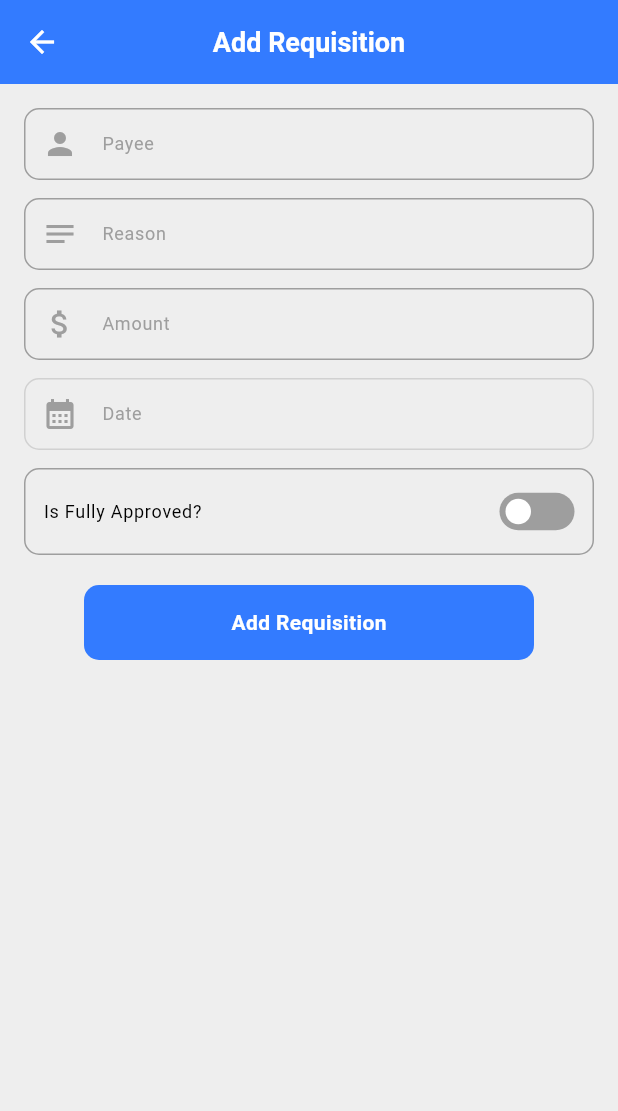
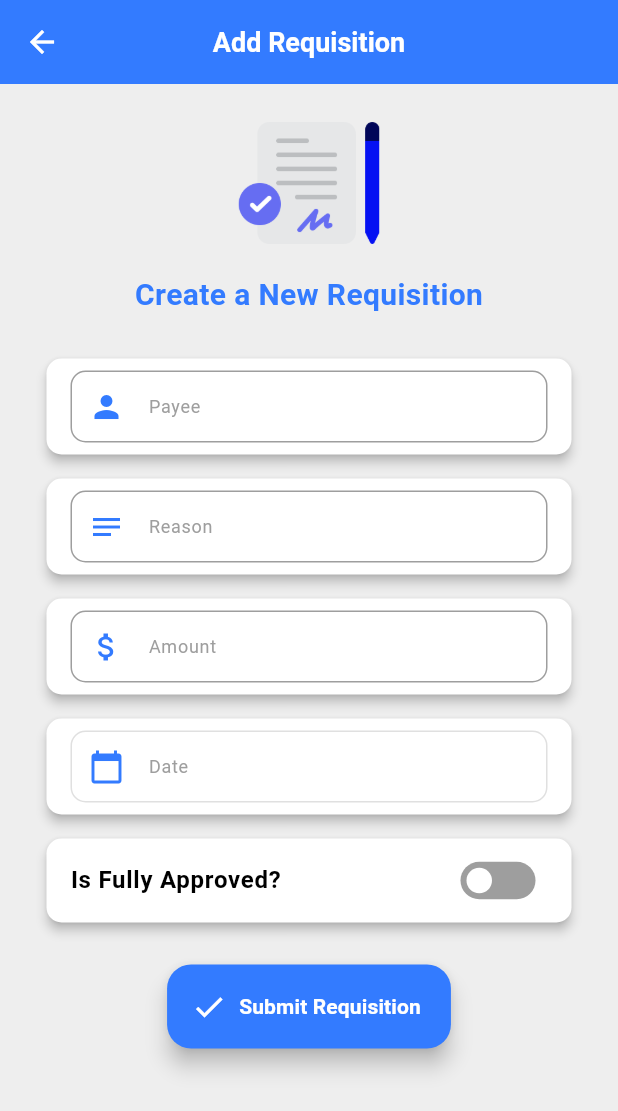
Before and after one commit to KumaloWilson/requisition_system, a Flutter app: the AddRequisition screen opened directly with empty values, on a phone screen of 412 x 824 dp. Shown: the top 1111 px of the screen. Run offline on Flutter 3.47's test engine with Material 3 defaults, Android fonts, the phone set to English and light mode, and no system bars; our stand-ins replace animated_splash_screen, cached_network_image, cloud_firestore, csc_picker, file_picker, firebase_auth and 12 more; missing offline and left inert: animated_introduction, dart:html, extended_phone_number_input, image_stack; accounts and stored records are empty.

Commit message:
add requisition screen

```diff
--- a/lib/core/constants/local_image_constants.dart
+++ b/lib/core/constants/local_image_constants.dart
@@ -1,4 +1,5 @@
 class LocalImageConstants {
   static const String logo = 'assets/images/logo.png';
   static const String addUser = 'assets/images/add_user.png';
+  static const String addRequisition = 'assets/images/add_requisition.png';
 }
--- a/lib/features/shift/pages/add_user_shift.dart
+++ b/lib/features/shift/pages/add_user_shift.dart
@@ -2,11 +2,13 @@ import 'package:flutter/material.dart';
 import 'package:intl/intl.dart';
 import 'package:firebase_auth/firebase_auth.dart';
 import 'package:req_sys_finale/core/constants/color_constants.dart';
+import 'package:req_sys_finale/core/constants/local_image_constants.dart';
 import 'package:req_sys_finale/custom_widgets/custom_button/general_button.dart';
 import 'package:req_sys_finale/custom_widgets/custom_switch/custom_switch.dart';
 import 'package:req_sys_finale/custom_widgets/text_fields/custom_text_field.dart';
 import 'package:req_sys_finale/features/home/model/requisition.dart';
 import 'package:req_sys_finale/features/manage_profile/models/user_profile.dart';
+import '../../../core/constants/dimensions.dart';
 import '../../workers/helper/add_user_helper.dart';
 import '../helpers/shift_helpers.dart';
 
@@ -46,64 +48,134 @@ class _AddRequisitionState extends State<AddRequisition> {
       ),
       body: Padding(
         padding: const EdgeInsets.all(16.0),
-        child: ListView(
+        child: Row(
+          mainAxisAlignment: MainAxisAlignment.center,
           children: [
-            CustomTextField(
-              controller: _payeeController,
-              labelText: 'Payee',
-              prefixIcon: const Icon(Icons.person, color: Colors.grey),
+            Container(
+              width: Dimensions.isSmallScreen ? 350 : 500,
+              child: Column(
+                crossAxisAlignment: CrossAxisAlignment.center,
+                children: [
+                  // Hero Image or Banner
+                  Center(
+                    child: Column(
+                      children: [
+                        Image.asset(
+                          LocalImageConstants.addRequisition,
+                          width: 100,
+                          height: 100,
                         ),
-            const SizedBox(height: 12),
-            CustomTextField(
-              controller: _reasonController,
-              labelText: 'Reason',
-              prefixIcon: const Icon(Icons.notes, color: Colors.grey),
+                        const SizedBox(height: 10),
+                        Text(
+                          'Create a New Requisition',
+                          style: TextStyle(
+                            fontSize: 20,
+                            fontWeight: FontWeight.bold,
+                            color: Pallete.primaryColor,
                           ),
-            const SizedBox(height: 12),
-            CustomTextField(
-              controller: _amountController,
-              labelText: 'Amount',
-              prefixIcon: const Icon(Icons.attach_money, color: Colors.grey),
-              keyBoardType: TextInputType.number,
                         ),
-            const SizedBox(height: 12),
-            GestureDetector(
+                      ],
+                    ),
+                  ),
+                  const SizedBox(height: 20),
+
+                  // Form Fields
+                  _buildFormSection('Payee', Icons.person, _payeeController),
+                  _buildFormSection('Reason', Icons.notes, _reasonController),
+                  _buildFormSection('Amount', Icons.attach_money, _amountController, TextInputType.number),
+
+                  // Date Picker
+                  _buildDatePickerSection(),
+
+                  // Approval Toggle
+                  _buildApprovalToggle(),
+
+                  const SizedBox(height: 20),
+                  // Submit Button with Floating Action Button
+                  Center(
+                    child: FloatingActionButton.extended(
+                      onPressed: _submitRequisition,
+                      backgroundColor: Pallete.primaryColor,
+                      label: const Text(
+                        "Submit Requisition",
+                        style: TextStyle(
+                            color: Colors.white,
+                            fontSize: 14,
+                            fontWeight: FontWeight.bold),
+                      ),
+                      icon: const Icon(Icons.check, color: Colors.white),
+                    ),
+                  ),
+                ],
+              ),
+            ),
+          ],
+        ),
+      ),
+    );
+  }
+
+  // Helper to build form sections as cards
+  Widget _buildFormSection(String label, IconData icon, TextEditingController controller, [TextInputType? keyboardType]) {
+    return Card(
+      shape: RoundedRectangleBorder(borderRadius: BorderRadius.circular(10)),
+      elevation: 3,
+      margin: const EdgeInsets.symmetric(vertical: 8),
+      child: Padding(
+        padding: const EdgeInsets.symmetric(vertical: 8, horizontal: 16),
+        child: CustomTextField(
+          controller: controller,
+          labelText: label,
+          prefixIcon: Icon(icon, color: Pallete.primaryColor),
+          keyBoardType: keyboardType,
+        ),
+      ),
+    );
+  }
+
+  // Helper for the date picker section
+  Widget _buildDatePickerSection() {
+    return Card(
+      shape: RoundedRectangleBorder(borderRadius: BorderRadius.circular(10)),
+      elevation: 3,
+      margin: const EdgeInsets.symmetric(vertical: 8),
+      child: GestureDetector(
         onTap: () async {
           await AddUserHelper.pickDate(
-                    context: context, initialDate: DateTime.now())
-                    .then((date) {
+            context: context,
+            initialDate: DateTime.now(),
+          ).then((date) {
+            if (date != null) {
+              String formattedDate = DateFormat('yyyy/MM/dd').format(date);
               setState(() {
-                    if (date != null) {
-                      String formattedDate =
-                      DateFormat('yyyy/MM/dd').format(date);
                 _dateController.text = formattedDate;
+              });
             }
           });
-                });
         },
+        child: Padding(
+          padding: const EdgeInsets.symmetric(vertical: 8, horizontal: 16),
           child: CustomTextField(
             enabled: false,
             controller: _dateController,
-                prefixIcon: const Icon(
-                  Icons.calendar_month,
-                  color: Colors.grey,
-                ),
             labelText: 'Date',
+            prefixIcon: Icon(Icons.calendar_today, color: Pallete.primaryColor),
           ),
         ),
-            const SizedBox(height: 12),
-            Container(
-              padding: const EdgeInsets.symmetric(horizontal: 12),
-              decoration: BoxDecoration(
-                  border: Border.all(color: Pallete.greyAccent),
-                  borderRadius: BorderRadius.circular(10)),
+      ),
+    );
+  }
+
+  // Helper for the approval toggle section
+  Widget _buildApprovalToggle() {
+    return Card(
+      shape: RoundedRectangleBorder(borderRadius: BorderRadius.circular(10)),
+      elevation: 3,
+      margin: const EdgeInsets.symmetric(vertical: 8),
       child: ListTile(
-                contentPadding: EdgeInsets.zero,
         title: const Text(
           'Is Fully Approved?',
-                  style: TextStyle(
-                    fontSize: 12,
-                  ),
+          style: TextStyle(fontSize: 16, fontWeight: FontWeight.bold),
         ),
         trailing: CustomSwitch(
           height: 25,
@@ -116,11 +188,11 @@ class _AddRequisitionState extends State<AddRequisition> {
           },
         ),
       ),
-            ),
-            const SizedBox(height: 20),
-            Center(
-              child: GeneralButton(
-                onTap: () {
+    );
+  }
+
+  // Submit Requisition
+  void _submitRequisition() {
     final requisition = Requisition(
       id: RequisitionHelpers.generateRandomId(widget.selectedUser.email!),
       createdBy: currentUser!.email!,
@@ -139,22 +211,5 @@ class _AddRequisitionState extends State<AddRequisition> {
     );
 
     RequisitionHelpers.addRequisition(requisition: requisition);
-                },
-                borderRadius: 10,
-                btnColor: Pallete.primaryColor,
-                width: 300,
-                child: const Text(
-                  "Add Requisition",
-                  style: TextStyle(
-                      color: Colors.white,
-                      fontSize: 14,
-                      fontWeight: FontWeight.bold),
-                ),
-              ),
-            ),
-          ],
-        ),
-      ),
-    );
   }
 }
--- a/lib/features/workers/pages/view_users.dart
+++ b/lib/features/workers/pages/view_users.dart
@@ -88,7 +88,7 @@ class AdminViewUsers extends ConsumerWidget {
                                 },
                               ),
                               buildPopUpOption(
-                                  title: 'Add Shift',
+                                  title: 'Add Requisition',
                                   icon: Icons.calendar_month,
                                   value: 1,
                                   onTap: () => Get.toNamed(
```
Also changed, not shown: lib/features/auth/pages/login_page.dart (+38 -28 lines), lib/features/home/pages/user_home_screen.dart (+33 -1 lines), assets/images/add_requisition.png (added). Lines whose indentation alone changed are shown as unchanged.
